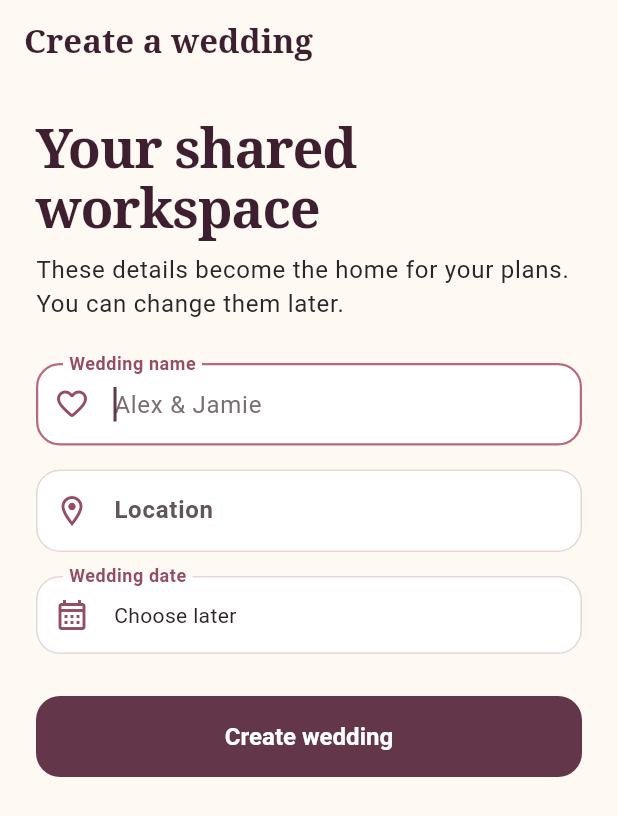
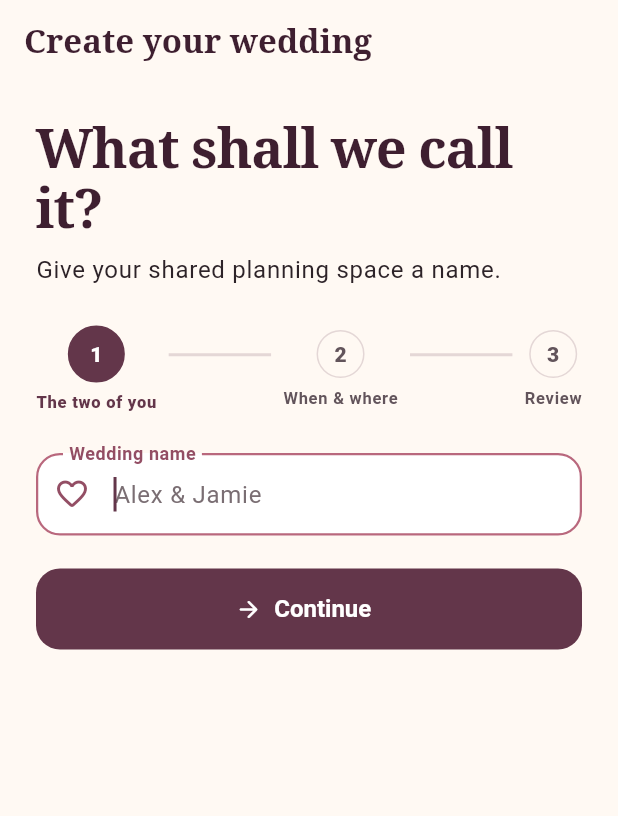
Before and after one commit to SammyG08/hitched, a Flutter app: the CreateWeddingScreen screen opened by its route, on a phone screen of 412 x 824 dp. Shown: the top 816 px of the screen. Run offline on Flutter 3.47's test engine with Material 3 defaults, Android fonts, the phone set to English and light mode, and no system bars; our stand-ins replace dio, flutter_riverpod, flutter_secure_storage, flutter_svg, go_router; accounts and stored records are empty.

Commit message:
refine ui

```diff
--- a/lib/features/weddings/presentation/create_wedding_screen.dart
+++ b/lib/features/weddings/presentation/create_wedding_screen.dart
@@ -3,6 +3,7 @@ import 'package:flutter_riverpod/flutter_riverpod.dart';
 import 'package:go_router/go_router.dart';
 
 import '../../../core/errors/api_exception.dart';
+import '../../../shared/widgets/progress_stepper.dart';
 import '../../../shared/widgets/submit_button.dart';
 import 'wedding_workspace_controller.dart';
 
@@ -15,10 +16,11 @@ class CreateWeddingScreen extends ConsumerStatefulWidget {
 }
 
 class _CreateWeddingScreenState extends ConsumerState<CreateWeddingScreen> {
-  final _formKey = GlobalKey<FormState>();
+  final _nameKey = GlobalKey<FormState>();
   final _nameController = TextEditingController();
   final _locationController = TextEditingController();
   DateTime? _weddingDate;
+  var _step = 0;
 
   @override
   void dispose() {
@@ -38,9 +40,12 @@ class _CreateWeddingScreenState extends ConsumerState<CreateWeddingScreen> {
     if (date != null) setState(() => _weddingDate = date);
   }
 
+  void _continue() {
+    if (_step == 0 && !_nameKey.currentState!.validate()) return;
+    setState(() => _step++);
+  }
+
   Future<void> _submit() async {
-    if (!_formKey.currentState!.validate()) return;
-
     final succeeded = await ref
         .read(weddingWorkspaceProvider.notifier)
         .createWedding(
@@ -65,33 +70,77 @@ class _CreateWeddingScreenState extends ConsumerState<CreateWeddingScreen> {
 
   @override
   Widget build(BuildContext context) {
-    final workspace = ref.watch(weddingWorkspaceProvider).value;
-    final isCreating = workspace?.isCreating ?? false;
-
+    final isCreating =
+        ref.watch(weddingWorkspaceProvider).value?.isCreating ?? false;
     return Scaffold(
-      appBar: AppBar(title: const Text('Create a wedding')),
+      appBar: AppBar(title: const Text('Create your wedding')),
       body: SafeArea(
         child: SingleChildScrollView(
           padding: const EdgeInsets.all(24),
-          child: Form(
-            key: _formKey,
+          child: Center(
+            child: ConstrainedBox(
+              constraints: const BoxConstraints(maxWidth: 520),
               child: Column(
                 crossAxisAlignment: CrossAxisAlignment.stretch,
                 children: [
-                Text(
-                  'Your shared workspace',
-                  style: Theme.of(context).textTheme.displaySmall,
+                  Text(_title, style: Theme.of(context).textTheme.displaySmall),
+                  const SizedBox(height: 8),
+                  Text(_subtitle, style: Theme.of(context).textTheme.bodyLarge),
+                  const SizedBox(height: 26),
+                  ProgressStepper(
+                    currentStep: _step,
+                    labels: const ['The two of you', 'When & where', 'Review'],
                   ),
-                const SizedBox(height: 8),
-                Text(
-                  'These details become the home for your plans. You can change them later.',
-                  style: Theme.of(context).textTheme.bodyLarge,
+                  const SizedBox(height: 26),
+                  AnimatedSwitcher(
+                    duration: const Duration(milliseconds: 280),
+                    child: switch (_step) {
+                      0 => _nameStep(),
+                      1 => _detailsStep(),
+                      _ => _reviewStep(isCreating),
+                    },
                   ),
-                const SizedBox(height: 28),
+                  if (_step > 0 && !isCreating) ...[
+                    const SizedBox(height: 10),
+                    TextButton.icon(
+                      onPressed: () => setState(() => _step--),
+                      icon: const Icon(Icons.arrow_back_rounded),
+                      label: const Text('Back'),
+                    ),
+                  ],
+                ],
+              ),
+            ),
+          ),
+        ),
+      ),
+    );
+  }
+
+  String get _title => switch (_step) {
+    0 => 'What shall we call it?',
+    1 => 'Set the scene',
+    _ => 'Your day is taking shape',
+  };
+
+  String get _subtitle => switch (_step) {
+    0 => 'Give your shared planning space a name.',
+    1 => 'Add the date and place—or leave either for later.',
+    _ => 'Review the details before creating your workspace.',
+  };
+
+  Widget _nameStep() => Form(
+    key: _nameKey,
+    child: Column(
+      key: const ValueKey('wedding-name'),
+      crossAxisAlignment: CrossAxisAlignment.stretch,
+      children: [
         TextFormField(
           controller: _nameController,
           autofocus: true,
-                  textInputAction: TextInputAction.next,
+          textCapitalization: TextCapitalization.words,
+          textInputAction: TextInputAction.done,
+          onFieldSubmitted: (_) => _continue(),
           decoration: const InputDecoration(
             labelText: 'Wedding name',
             hintText: 'Alex & Jamie',
@@ -101,10 +150,24 @@ class _CreateWeddingScreenState extends ConsumerState<CreateWeddingScreen> {
               ? 'Enter a wedding name.'
               : null,
         ),
-                const SizedBox(height: 16),
-                TextFormField(
+        const SizedBox(height: 22),
+        FilledButton.icon(
+          onPressed: _continue,
+          icon: const Icon(Icons.arrow_forward_rounded),
+          label: const Text('Continue'),
+        ),
+      ],
+    ),
+  );
+
+  Widget _detailsStep() => Column(
+    key: const ValueKey('wedding-details'),
+    crossAxisAlignment: CrossAxisAlignment.stretch,
+    children: [
+      TextField(
         controller: _locationController,
-                  textInputAction: TextInputAction.done,
+        autofocus: true,
+        textCapitalization: TextCapitalization.words,
         decoration: const InputDecoration(
           labelText: 'Location',
           hintText: 'Accra',
@@ -121,25 +184,68 @@ class _CreateWeddingScreenState extends ConsumerState<CreateWeddingScreen> {
             prefixIcon: Icon(Icons.calendar_month_outlined),
           ),
           child: Text(
-                      _weddingDate == null
-                          ? 'Choose later'
-                          : _displayDate(_weddingDate!),
+            _weddingDate == null ? 'Choose later' : _displayDate(_weddingDate!),
           ),
         ),
       ),
-                const SizedBox(height: 28),
+      const SizedBox(height: 22),
+      FilledButton.icon(
+        onPressed: _continue,
+        icon: const Icon(Icons.arrow_forward_rounded),
+        label: const Text('Review wedding'),
+      ),
+    ],
+  );
+
+  Widget _reviewStep(bool isCreating) => Column(
+    key: const ValueKey('wedding-review'),
+    crossAxisAlignment: CrossAxisAlignment.stretch,
+    children: [
+      Card(
+        clipBehavior: Clip.antiAlias,
+        child: Column(
+          crossAxisAlignment: CrossAxisAlignment.stretch,
+          children: [
+            Image.asset(
+              'assets/images/wedding_table_hero.png',
+              height: 150,
+              fit: BoxFit.cover,
+            ),
+            Padding(
+              padding: const EdgeInsets.all(20),
+              child: Column(
+                crossAxisAlignment: CrossAxisAlignment.start,
+                children: [
+                  Text(
+                    _nameController.text.trim(),
+                    style: Theme.of(context).textTheme.headlineSmall,
+                  ),
+                  const SizedBox(height: 10),
+                  Text(
+                    _locationController.text.trim().isEmpty
+                        ? 'Location to be decided'
+                        : _locationController.text.trim(),
+                  ),
+                  const SizedBox(height: 4),
+                  Text(
+                    _weddingDate == null
+                        ? 'Date to be decided'
+                        : _displayDate(_weddingDate!),
+                  ),
+                ],
+              ),
+            ),
+          ],
+        ),
+      ),
+      const SizedBox(height: 22),
       SubmitButton(
         label: 'Create wedding',
         isLoading: isCreating,
         onPressed: _submit,
       ),
     ],
-            ),
-          ),
-        ),
-      ),
   );
-  }
 
   String _displayDate(DateTime date) {
     const months = [
--- /dev/null
+++ b/lib/shared/widgets/progress_stepper.dart
@@ -0,0 +1,84 @@
+import 'package:flutter/material.dart';
+
+class ProgressStepper extends StatelessWidget {
+  const ProgressStepper({
+    required this.currentStep,
+    required this.labels,
+    super.key,
+  });
+
+  final int currentStep;
+  final List<String> labels;
+
+  @override
+  Widget build(BuildContext context) {
+    final scheme = Theme.of(context).colorScheme;
+    return Semantics(
+      label:
+          'Step ${currentStep + 1} of ${labels.length}: ${labels[currentStep]}',
+      child: Row(
+        children: [
+          for (var index = 0; index < labels.length; index++) ...[
+            Column(
+              children: [
+                AnimatedContainer(
+                  duration: const Duration(milliseconds: 220),
+                  width: index == currentStep ? 38 : 32,
+                  height: index == currentStep ? 38 : 32,
+                  alignment: Alignment.center,
+                  decoration: BoxDecoration(
+                    shape: BoxShape.circle,
+                    color: index <= currentStep
+                        ? scheme.primary
+                        : scheme.surface,
+                    border: Border.all(
+                      color: index <= currentStep
+                          ? scheme.primary
+                          : scheme.outline,
+                    ),
+                  ),
+                  child: index < currentStep
+                      ? Icon(
+                          Icons.check_rounded,
+                          size: 18,
+                          color: scheme.onPrimary,
+                        )
+                      : Text(
+                          '${index + 1}',
+                          style: TextStyle(
+                            color: index <= currentStep
+                                ? scheme.onPrimary
+                                : scheme.onSurfaceVariant,
+                            fontWeight: FontWeight.w800,
+                          ),
+                        ),
+                ),
+                const SizedBox(height: 5),
+                Text(
+                  labels[index],
+                  style: Theme.of(context).textTheme.labelSmall?.copyWith(
+                    color: index <= currentStep
+                        ? scheme.primary
+                        : scheme.onSurfaceVariant,
+                    fontWeight: index == currentStep
+                        ? FontWeight.w800
+                        : FontWeight.w600,
+                  ),
+                ),
+              ],
+            ),
+            if (index < labels.length - 1)
+              Expanded(
+                child: AnimatedContainer(
+                  duration: const Duration(milliseconds: 220),
+                  height: 2,
+                  margin: const EdgeInsets.fromLTRB(8, 0, 8, 20),
+                  color: index < currentStep ? scheme.primary : scheme.outline,
+                ),
+              ),
+          ],
+        ],
+      ),
+    );
+  }
+}
```
Also changed, not shown: lib/core/routing/app_router.dart (+8 -2 lines), lib/features/auth/presentation/register_screen.dart (+134 -54 lines), lib/features/auth/presentation/welcome_screen.dart (added, +99 -0 lines), assets/images/welcome_hero.png (added), 1 other file. Lines whose indentation alone changed are shown as unchanged.
